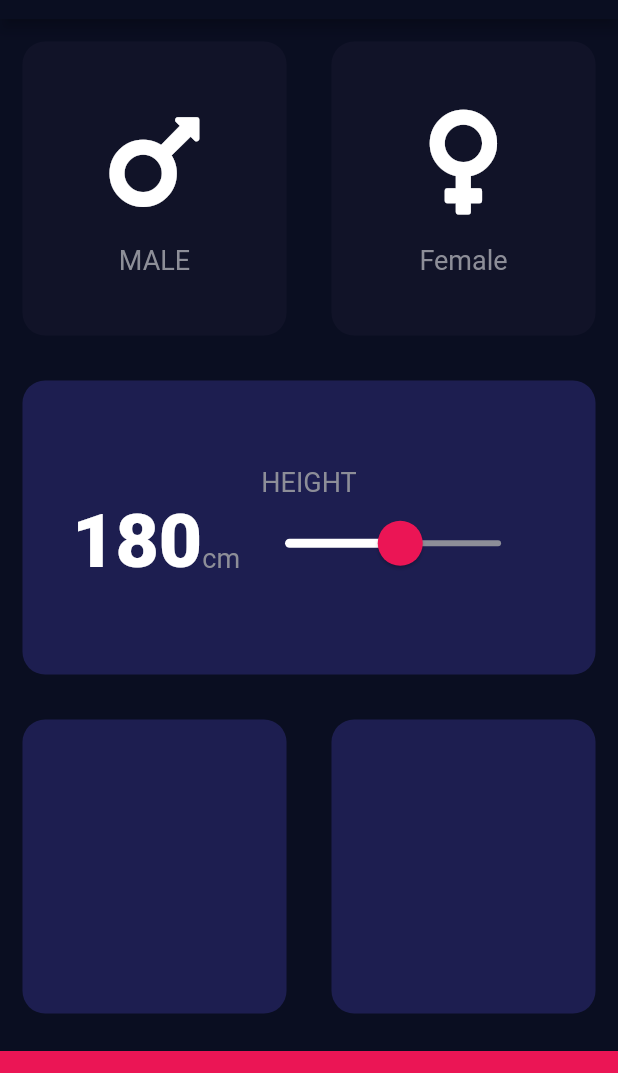
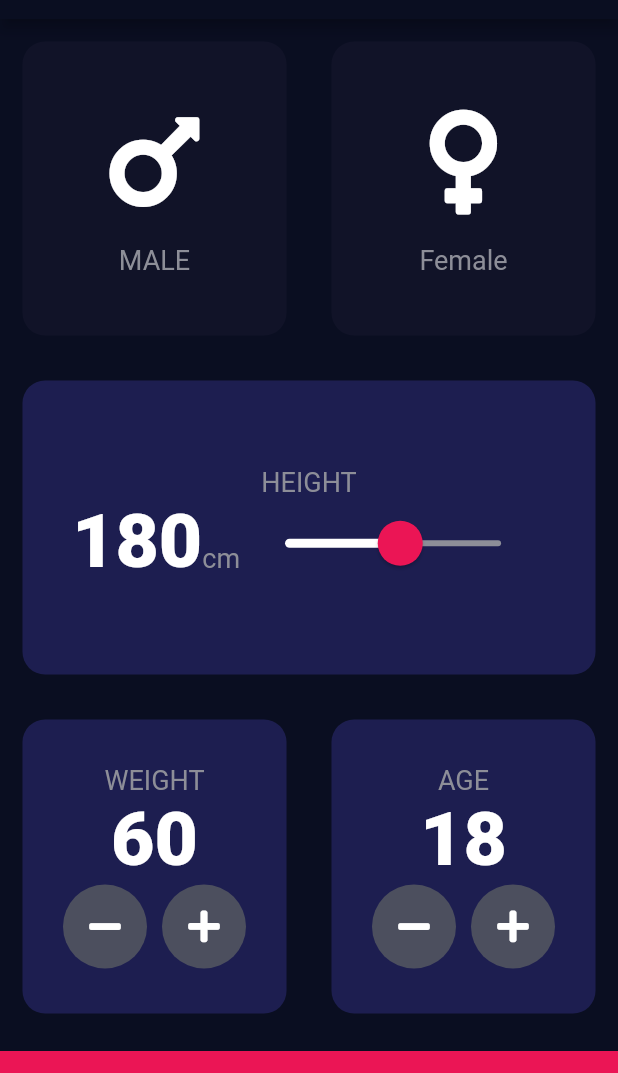
Before and after one commit to NorbertCseh/bmi-calculator-flutter, a Flutter app: the screen it shows after launch, on a phone screen of 412 x 824 dp, the part 65-1138 px from its top. Run offline on Flutter 3.47's test engine with Material 2 defaults, Android fonts, the phone set to English and light mode, and no system bars; our stand-ins replace font_awesome_flutter.

Commit message:
Interface almost done

```diff
--- a/lib/input_page.dart
+++ b/lib/input_page.dart
@@ -16,6 +16,8 @@ class InputPage extends StatefulWidget {
 class _InputPageState extends State<InputPage> {
   Gender selectedGender;
   int height = 180;
+  int weight = 60;
+  int age = 18;
 
   @override
   Widget build(BuildContext context) {
@@ -116,11 +118,85 @@ class _InputPageState extends State<InputPage> {
               children: <Widget>[
                 Expanded(
                   child: ReusableCard(
+                    cardChild: Column(
+                      mainAxisAlignment: MainAxisAlignment.center,
+                      children: <Widget>[
+                        Text(
+                          'WEIGHT',
+                          style: kLabelTextStyle,
+                        ),
+                        Text(
+                          weight.toString(),
+                          style: kNumberTextStyle,
+                        ),
+                        Row(
+                          mainAxisAlignment: MainAxisAlignment.center,
+                          children: [
+                            RoundIconButton(
+                              icon: FontAwesomeIcons.minus,
+                              onPressed: () {
+                                setState(() {
+                                  weight--;
+                                });
+                              },
+                            ),
+                            SizedBox(
+                              width: 10.0,
+                            ),
+                            RoundIconButton(
+                              icon: FontAwesomeIcons.plus,
+                              onPressed: () {
+                                setState(() {
+                                  weight++;
+                                });
+                              },
+                            ),
+                          ],
+                        ),
+                      ],
+                    ),
                     colour: kActiveCardColor,
                   ),
                 ),
                 Expanded(
                   child: ReusableCard(
+                    cardChild: Column(
+                      mainAxisAlignment: MainAxisAlignment.center,
+                      children: <Widget>[
+                        Text(
+                          'AGE',
+                          style: kLabelTextStyle,
+                        ),
+                        Text(
+                          age.toString(),
+                          style: kNumberTextStyle,
+                        ),
+                        Row(
+                          mainAxisAlignment: MainAxisAlignment.center,
+                          children: [
+                            RoundIconButton(
+                              icon: FontAwesomeIcons.minus,
+                              onPressed: () {
+                                setState(() {
+                                  age--;
+                                });
+                              },
+                            ),
+                            SizedBox(
+                              width: 10.0,
+                            ),
+                            RoundIconButton(
+                              icon: FontAwesomeIcons.plus,
+                              onPressed: () {
+                                setState(() {
+                                  age++;
+                                });
+                              },
+                            ),
+                          ],
+                        ),
+                      ],
+                    ),
                     colour: kActiveCardColor,
                   ),
                 ),
@@ -138,3 +214,25 @@ class _InputPageState extends State<InputPage> {
     );
   }
 }
+
+class RoundIconButton extends StatelessWidget {
+  RoundIconButton({@required this.icon, @required this.onPressed});
+
+  final IconData icon;
+  final Function onPressed;
+
+  @override
+  Widget build(BuildContext context) {
+    return RawMaterialButton(
+      child: Icon(icon),
+      onPressed: onPressed,
+      elevation: 0.0,
+      shape: CircleBorder(),
+      fillColor: Color(0xFF4C4F5E),
+      constraints: BoxConstraints.tightFor(
+        width: 56.0,
+        height: 56.0,
+      ),
+    );
+  }
+}
```
Also changed, not shown: 1 other file.
